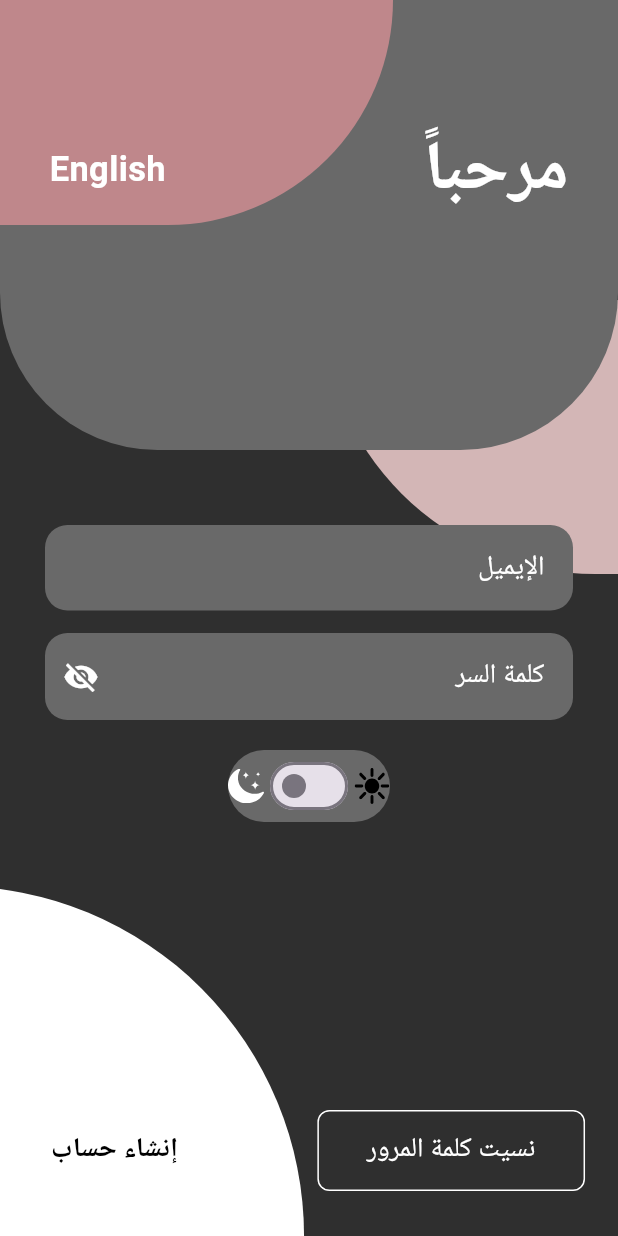
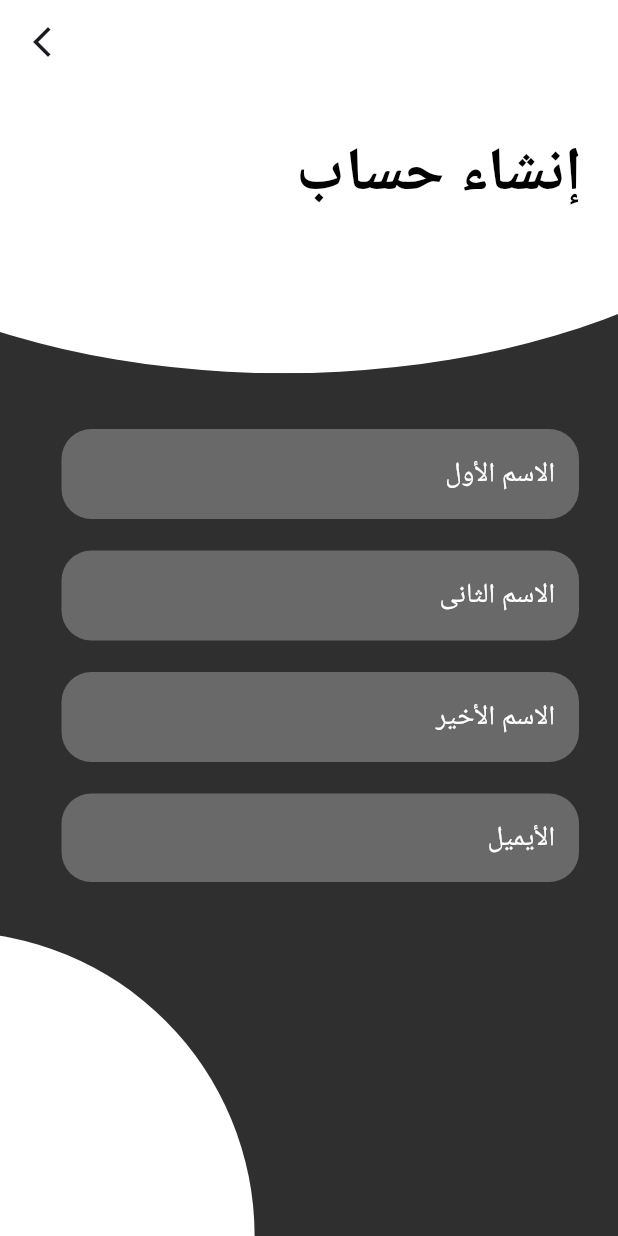
Before and after one commit to mohammedhedaya/-Sar-aat-Al-Tasweeq, a Flutter app: the screen it shows after launch, after a tap on "إنشاء حساب", on a phone screen of 412 x 824 dp. Run offline on Flutter 3.47's test engine with Material 3 defaults, Android fonts, the phone set to English and light mode, and no system bars; our stand-ins replace device_preview, flutter_screenutil, flutter_svg, go_router, shared_preferences.

Commit message:
Sign Up UI (Custom Auth Text Field)

```diff
--- a/lib/core/router/app_router.dart
+++ b/lib/core/router/app_router.dart
@@ -1,5 +1,6 @@
 import 'package:go_router/go_router.dart';
 import 'package:shopping_chart/features/auth/presentation/views/login_page.dart';
+import 'package:shopping_chart/features/auth/presentation/views/sign_up_page.dart';
 
 final GoRouter router = GoRouter(
   routes: [
@@ -7,5 +8,9 @@ final GoRouter router = GoRouter(
       path: '/',
       builder: (context, state) => const LoginPage(),
     ),
+    GoRoute(
+      path: '/signup',
+      builder: (context, state) => const SignUpPage(),
+    ),
   ],
 );
--- a/lib/core/utils/assets.dart
+++ b/lib/core/utils/assets.dart
@@ -1,5 +1,16 @@
-class AppAssets{
-  AppAssets._();
-  static const String lightIcon = "assets/images/light.svg";
-  static const String darkIcon = "assets/images/dark.svg";
+// ignore_for_file: prefer_single_quotes
+class Assets {
+  Assets._();
+
+  /// Assets for imagesDark
+  /// assets/images/dark.svg
+  static const String imagesDark = "assets/images/dark.svg";
+
+  /// Assets for imagesLight
+  /// assets/images/light.svg
+  static const String imagesLight = "assets/images/light.svg";
+
+  /// Assets for imagesWhitecircle
+  /// assets/images/whitecircle.svg
+  static const String imagesWhitecircle = "assets/images/whitecircle.svg";
 }
--- /dev/null
+++ b/lib/features/auth/presentation/views/sign_up_page.dart
@@ -0,0 +1,92 @@
+import 'package:flutter/material.dart';
+import 'package:flutter_screenutil/flutter_screenutil.dart';
+import 'package:flutter_svg/flutter_svg.dart';
+import 'package:shopping_chart/core/utils/app_colors.dart';
+import 'package:shopping_chart/core/utils/app_text_style.dart';
+import 'package:shopping_chart/core/utils/assets.dart';
+import 'package:shopping_chart/features/auth/presentation/widgets/auth_text_field.dart';
+
+class SignUpPage extends StatelessWidget {
+  const SignUpPage({super.key});
+
+  @override
+  Widget build(BuildContext context) {
+    return Scaffold(
+      resizeToAvoidBottomInset: false,
+      backgroundColor: AppColors.darkGray,
+      appBar: AppBar(
+        backgroundColor: AppColors.whiteColor,
+        elevation: 0,
+        surfaceTintColor: Colors.transparent,
+        leading: IconButton(
+          onPressed: () {},
+          icon: const Icon(
+            Icons.arrow_back_ios_new_outlined,
+          ),
+        ),
+      ),
+      body: Stack(
+        children: [
+          Positioned(
+            top: 0,
+            left: 0,
+            right: 0,
+            child: SvgPicture.asset(
+              Assets.imagesWhitecircle,
+              height: 190.h,
+              fit: BoxFit.fill,
+            ),
+          ),
+          Positioned(
+            top: 30,
+            right: 24,
+            child: Text(
+              "إنشاء حساب",
+              style: AppStyles.style40W600.copyWith(
+                color: AppColors.blackColor,
+              ),
+            ),
+          ),
+          const Positioned(
+            top: 230,
+            left: 41,
+            right: 26,
+            child: Column(
+              children: [
+                CustomAuthTextField(
+                  hintText: 'الاسم الأول',
+                ),
+                SizedBox(height: 21),
+                CustomAuthTextField(
+                  hintText: 'الاسم الثانى',
+                ),
+                SizedBox(height: 21),
+                CustomAuthTextField(
+                  hintText: 'الاسم الأخير',
+                ),
+                SizedBox(height: 21),
+                CustomAuthTextField(
+                  hintText: 'الأيميل',
+                ),
+              ],
+            ),
+          ),
+          Positioned(
+            bottom: 0,
+            left: -50,
+            child: Container(
+              height: 200.h,
+              width: 200.w,
+              decoration: const BoxDecoration(
+                color: AppColors.whiteColor,
+                borderRadius: BorderRadius.only(
+                  topRight: Radius.circular(300),
+                ),
+              ),
+            ),
+          ),
+        ],
+      ),
+    );
+  }
+}
--- /dev/null
+++ b/lib/features/auth/presentation/widgets/auth_text_field.dart
@@ -0,0 +1,34 @@
+import 'package:flutter/material.dart';
+import 'package:shopping_chart/core/utils/app_colors.dart';
+import 'package:shopping_chart/core/utils/app_text_style.dart';
+
+class CustomAuthTextField extends StatelessWidget {
+  const CustomAuthTextField({
+    super.key,
+    required this.hintText,
+    this.onChanged,
+    this.controller,
+  });
+  final String hintText;
+  final void Function(String)? onChanged;
+  final TextEditingController? controller;
+  @override
+  Widget build(BuildContext context) {
+    return TextFormField(
+      controller: controller,
+      onChanged: onChanged,
+      cursorColor: AppColors.whiteColor,
+      textAlign: TextAlign.right,
+      decoration: InputDecoration(
+        hintText: hintText,
+        hintStyle: AppStyles.style18W400,
+        filled: true,
+        fillColor: AppColors.dimGray,
+        border: OutlineInputBorder(
+          borderRadius: BorderRadius.circular(20),
+          borderSide: BorderSide.none,
+        ),
+      ),
+    );
+  }
+}
--- a/lib/features/auth/presentation/widgets/custom_buttom_to_reset_password.dart
+++ b/lib/features/auth/presentation/widgets/custom_buttom_to_reset_password.dart
@@ -1,5 +1,6 @@
 import 'package:flutter/material.dart';
 import 'package:flutter_screenutil/flutter_screenutil.dart';
+import 'package:go_router/go_router.dart';
 import 'package:shopping_chart/core/utils/app_colors.dart';
 
 class CustomButtomToResetPassword extends StatelessWidget {
@@ -7,7 +8,7 @@ class CustomButtomToResetPassword extends StatelessWidget {
 
   @override
   Widget build(BuildContext context) {
-    return  Positioned(
+    return Positioned(
       bottom: 30,
       left: 0,
       right: 0,
@@ -18,26 +19,24 @@ class CustomButtomToResetPassword extends StatelessWidget {
           children: [
             TextButton(
               onPressed: () {
+                context.push('/signup');
               },
               child: const Text(
                 "إنشاء حساب",
                 style: TextStyle(
                     color: AppColors.blackColor,
                     fontSize: 18,
-                    fontWeight: FontWeight.bold
-                ),
+                    fontWeight: FontWeight.bold),
               ),
             ),
             Container(
-              padding: const EdgeInsets.symmetric(
-                  horizontal: 20, vertical: 2),
+              padding: const EdgeInsets.symmetric(horizontal: 20, vertical: 2),
               decoration: BoxDecoration(
                 border: Border.all(color: Colors.white),
                 borderRadius: BorderRadius.circular(8),
               ),
               child: TextButton(
-                onPressed: () {
-                },
+                onPressed: () {},
                 child: const Text(
                   "نسيت كلمة المرور",
                   style: TextStyle(
--- a/lib/features/auth/presentation/widgets/text_form_field.dart
+++ b/lib/features/auth/presentation/widgets/text_form_field.dart
@@ -94,7 +94,7 @@ class _CustomTextFormFieldsState extends State<CustomTextFormFields> {
               mainAxisSize: MainAxisSize.min,
               children: [
                 SvgPicture.asset(
-                  _isDarkTheme ? AppAssets.darkIcon : AppAssets.lightIcon,
+                  _isDarkTheme ? Assets.imagesDark : Assets.imagesLight,
                   width: 24,
                   height: 24,
                 ),
@@ -107,7 +107,7 @@ class _CustomTextFormFieldsState extends State<CustomTextFormFields> {
                   },
                 ),
                 SvgPicture.asset(
-                  _isDarkTheme ?  AppAssets.lightIcon : AppAssets.darkIcon,
+                  _isDarkTheme ?  Assets.imagesLight : Assets.imagesDark,
                   width: 24,
                   height: 24,
                 ),
--- a/pubspec.yaml
+++ b/pubspec.yaml
@@ -96,3 +96,9 @@ flutter:
   #
   # For details regarding fonts from package dependencies,
   # see https://flutter.dev/to/font-from-package
+
+flutter_assets:
+  assets_path: assets/images/
+  output_path: lib/core/utils/
+  filename: assets.dart
+  field_prefix:
```
Also changed, not shown: assets/images/whitecircle.svg (added), pubspec.lock.
